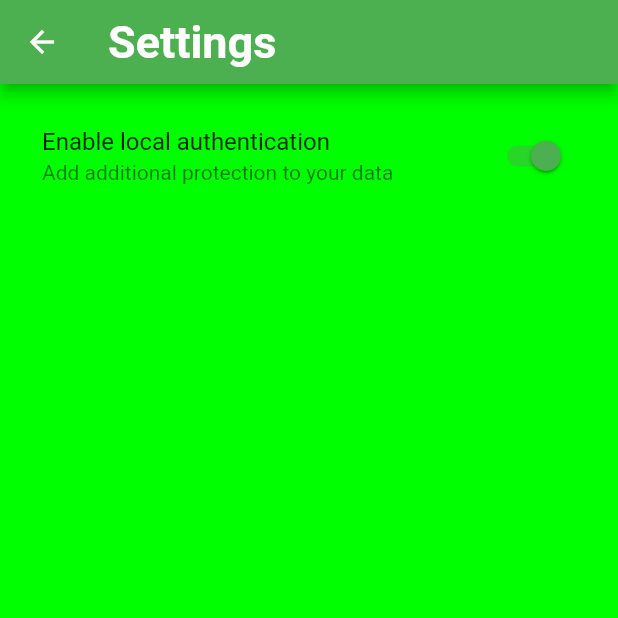
After one commit to MatthewAlgo/MyNotes, a Flutter app: the SettingsView screen opened by its route, after a tap on "Enable local authentication", on a phone screen of 412 x 824 dp, the top half of it. The commit adds this screen. Run offline on Flutter 3.47's test engine with Material 2 defaults, Android fonts, the phone set to English and light mode, and no system bars; our stand-ins replace cloud_firestore, firebase_auth, firebase_core, flutter_secure_storage, flutter_spinkit, google_fonts and 3 more; missing offline and left inert: bottom_bar_with_sheet; accounts and stored records are empty; generated files the repository leaves out were written again; network calls fail; Roboto replaces fonts that are missing (Sacramento).

Commit message:
Added local auth basics and tweaked layouts

```diff
--- a/lib/views/addnewnote.dart
+++ b/lib/views/addnewnote.dart
@@ -43,6 +43,7 @@ class _AddNewNoteState extends State<AddNewNote> {
   @override
   Widget build(BuildContext context) {
     return Scaffold(
+      backgroundColor: const Color.fromARGB(255, 0, 255, 0),
       appBar: AppBar(
         title: Text('Add a New Note', style: GoogleFonts.sacramento(
                   fontSize: 30,
--- a/lib/views/editnote.dart
+++ b/lib/views/editnote.dart
@@ -46,6 +46,7 @@ class _EditNoteState extends State<EditNote> {
   @override
   Widget build(BuildContext context) {
     return Scaffold(
+      backgroundColor: const Color.fromARGB(255, 0, 255, 0),
       appBar: AppBar(
           title: Text(
         'Edit Note',
--- a/lib/views/registerview.dart
+++ b/lib/views/registerview.dart
@@ -52,6 +52,8 @@ class _RegisterViewState extends State<RegisterView> {
             VideoWidget(),
             Padding(
               padding: const EdgeInsets.all(8.0),
+              child: Center(
+                child: SingleChildScrollView(
                   child: Column(
                     mainAxisAlignment: MainAxisAlignment.center,
                     crossAxisAlignment: CrossAxisAlignment.center,
@@ -182,6 +184,8 @@ class _RegisterViewState extends State<RegisterView> {
                     ],
                   ),
                 ),
+              ),
+            ),
           ],
         ));
   }
--- /dev/null
+++ b/lib/views/settingsview.dart
@@ -0,0 +1,87 @@
+import 'package:flutter/material.dart';
+import 'package:flutter/src/foundation/key.dart';
+import 'package:flutter/src/widgets/framework.dart';
+import 'package:flutter_secure_storage/flutter_secure_storage.dart';
+import 'package:google_fonts/google_fonts.dart';
+import 'package:mynotes/main.dart';
+
+class SettingsView extends StatefulWidget {
+  const SettingsView({Key? key}) : super(key: key);
+  static final _storage = const FlutterSecureStorage();
+  @override
+  State<SettingsView> createState() => _SettingsViewState();
+
+  static Future<String?> getAuthState() async {
+    // Read value
+    String? value = await _storage.read(key: "localAuth");
+    return value;
+  }
+  Future<void> _readAll() async {
+    final all = await _storage.readAll();
+  }
+
+  Future<void> _deleteAll() async {
+    await _storage.deleteAll();
+    _readAll();
+  }
+
+  Future<void> _addNewItem(String key, String value) async {
+    await _storage.write(
+      key: key,
+      value: value,
+    );
+    _readAll();
+  }
+
+  static Future<void> writeAuthState(String value) async {
+    // Write value
+    await _storage.write(key: "localAuth", value: value);
+  }
+
+}
+
+class _SettingsViewState extends State<SettingsView> {
+  static bool _toggled = true;
+
+  @override
+  Widget build(BuildContext context) {
+    _toggled = HomePage.is_auth_enabled; // Sync with home page
+    return Scaffold(
+      backgroundColor: const Color.fromARGB(255, 0, 255, 0),
+      appBar: AppBar(
+        title: Text(
+          'Settings',
+          style: GoogleFonts.sacramento(
+              textStyle: const TextStyle(color: Colors.white),
+              fontSize: 30,
+              fontWeight: FontWeight.bold),
+        ),
+      ),
+      body: Container(
+        decoration: const BoxDecoration(
+            borderRadius: BorderRadius.all(Radius.circular(20))),
+        child: Padding(
+          padding: const EdgeInsets.all(12),
+          child: SwitchListTile(
+            title: const Text("Enable local authentication"),
+            subtitle: const Text("Add additional protection to your data"),
+            onChanged: (bool value) async {
+              if (value == true) {
+                SettingsView.writeAuthState("true");
+              } else {
+                SettingsView.writeAuthState("false");
+              }
+              setState(() {
+                _toggled = value;
+              });
+            },
+            value: _toggled,
+          ),
+        ),
+      ),
+    );
+  }
+
+
+
+}
--- a/lib/views/trashview.dart
+++ b/lib/views/trashview.dart
@@ -24,6 +24,7 @@ class _TrashViewState extends State<TrashView> {
     final user = FirebaseAuth.instance.currentUser;
     // Return a scaffold with the trash view
     return Scaffold(
+      backgroundColor: const Color.fromARGB(255, 0, 255, 0),
       appBar: AppBar(
         title: Text(
           'Trash',
@@ -127,11 +128,12 @@ class _TrashViewState extends State<TrashView> {
                         child: ListTile(
                           shape: RoundedRectangleBorder(
                               borderRadius: BorderRadius.circular(30)),
-                              tileColor: Color.fromARGB(255, 0, 255, 0),
+                              tileColor: Colors.green,
                           title: Text(document['title'],
                               textAlign: TextAlign.center,
                               style: GoogleFonts.sacramento(
                                 fontSize: 30,
+                                textStyle: const TextStyle(color: Colors.white)
                               )),
                           onTap: () {
                             NoteToBeShown.content = document[
--- a/lib/views/viewnote.dart
+++ b/lib/views/viewnote.dart
@@ -24,6 +24,7 @@ class _ViewNoteState extends State<ViewNote> {
     // final args = ModalRoute.of(context)!.settings.arguments as NoteToBeShown;
 
     return Scaffold(
+      backgroundColor: const Color.fromARGB(255, 0, 255, 0),
       appBar: AppBar(
         title: const Text('View Note'),
       ),
--- a/pubspec.yaml
+++ b/pubspec.yaml
@@ -50,6 +50,9 @@ dependencies:
   flutter_spinkit: ^5.1.0
   # webcrypto: ^0.5.2 # Crypto library
   video_player: ^2.4.6
+  local_auth: ^2.1.2
+  loading_animation_widget: ^1.2.0
+  flutter_secure_storage: ^6.0.0
 
 
 dev_dependencies:
```
Also changed, not shown: lib/custom/drawers.dart (+7 -2 lines), lib/custom/popupdialogs.dart (+7 -7 lines), lib/main.dart (+24 -7 lines), lib/views/authenticationview.dart (added, +218 -0 lines), lib/views/loadingview.dart (added, +42 -0 lines), lib/views/loginview.dart (+10 -0 lines), lib/views/notesview.dart (+11 -4 lines), pubspec.lock, 9 other files. Lines whose indentation alone changed are shown as unchanged.
